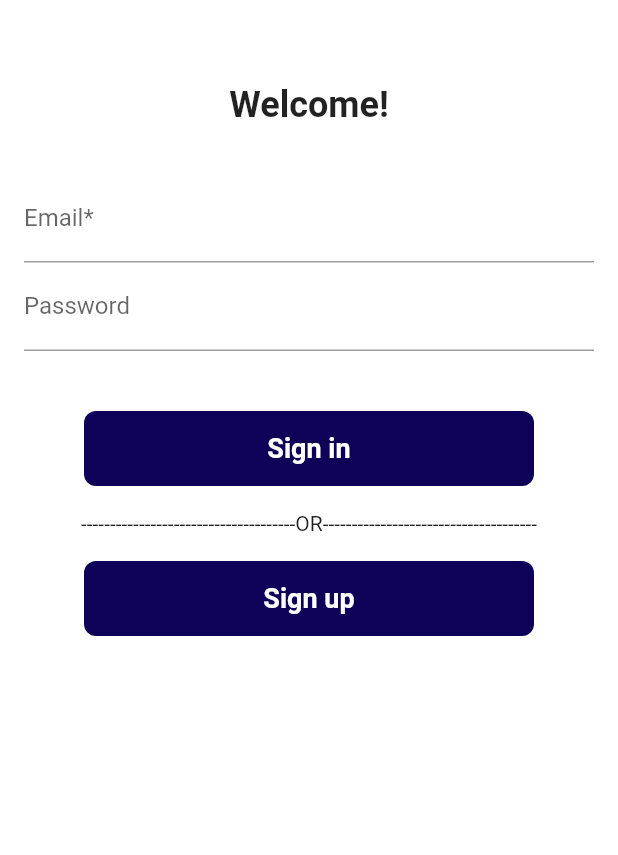
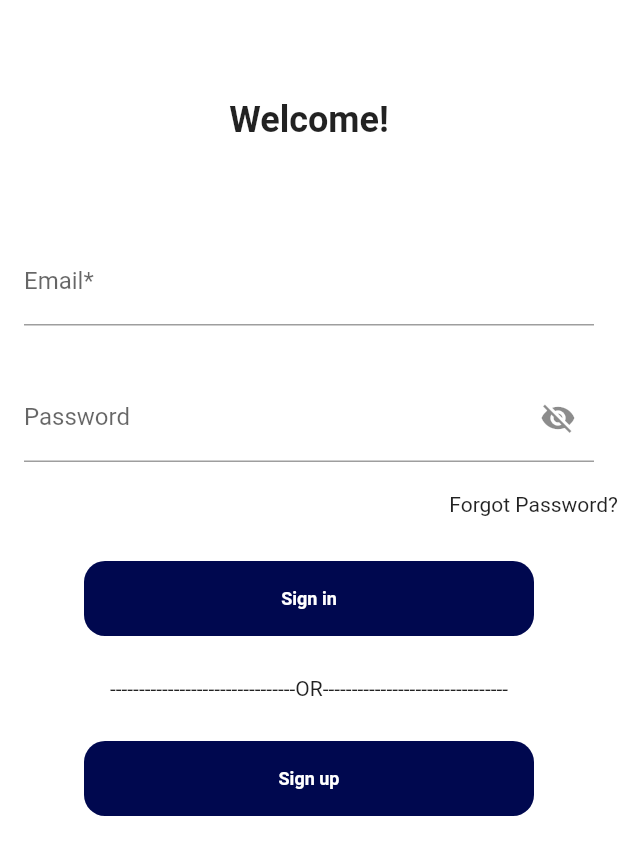
Before and after one commit to MuhammadZaheer57886/wahab_project, a Flutter app: the screen it shows after launch, after a tap on "Sign in", on a phone screen of 412 x 824 dp. Shown: the top 855 px of the screen. Run offline on Flutter 3.47's test engine with Material 2 defaults, Android fonts, the phone set to English and light mode, and no system bars; our stand-ins replace dio.

Commit message:
forth commit

```diff
--- /dev/null
+++ b/lib/constants.dart
@@ -0,0 +1,3 @@
+import 'package:flutter/material.dart';
+const kprimarycolor = Color(0xFF6F35A5);
+const kprimarylightcolor = Color(0xFFF1E6FF);
--- a/lib/main.dart
+++ b/lib/main.dart
@@ -1,5 +1,6 @@
 import 'package:flutter/material.dart';
 
+import 'constants.dart';
 import 'pages/login/login.dart';
 
 void main() {
@@ -14,9 +15,10 @@ class MyApp extends StatelessWidget {
   Widget build(BuildContext context) {
     return MaterialApp(
       debugShowCheckedModeBanner: false,
-      title: 'Flutter Demo',
+      title: 'Flutter',
       theme: ThemeData(
-        primarySwatch: Colors.blue,
+        primaryColor: kprimarycolor,
+        scaffoldBackgroundColor: Colors.white,
       ),
       home: const LoginPage(),
     );
--- a/lib/pages/login/login.dart
+++ b/lib/pages/login/login.dart
@@ -1,29 +1,36 @@
+import 'package:dio/dio.dart';
 import 'package:flutter/material.dart';
-// ignore: unnecessary_import
-import 'package:flutter/widgets.dart';
+import 'package:wahab_saab/pages/signup/sigup_page.dart';
+
 class LoginPage extends StatefulWidget {
   const LoginPage({Key? key}) : super(key: key);
 
   @override
   State<LoginPage> createState() => _LoginPageState();
+
 }
 
 class _LoginPageState extends State<LoginPage> {
-  String name = "";
-  bool changeButton = false;
+  bool _obscureText = true;
   final _formKey = GlobalKey<FormState>();
-
-  moveToHome(BuildContext context) async {
-    if (_formKey.currentState!.validate()) {
-      setState(() {
-        changeButton = true;
-      });
-      await Future.delayed(const Duration(seconds: 1));
-      // ignore: use_build_context_synchronously
-
-      setState(() {
-        changeButton = false;
-      });
+  TextEditingController emailController = TextEditingController();
+  TextEditingController passwordController = TextEditingController();
+  void login(String email, String password) async {
+    try {
+      Response response = await post(
+        Uri.parse('https://staging.teacheraclickaway.com/api/teacher/login'),
+        body:{
+          'email': email,
+          'password': password,
+        }
+      );
+      if(response.statusCode == 200){
+        print('respose');
+      }else{
+        print('error');
+      }
+    } catch (e){
+      print(e.toString());
     }
   }
 
@@ -35,23 +42,15 @@ class _LoginPageState extends State<LoginPage> {
           child: Form(
             key: _formKey,
             child: Column(
+              mainAxisAlignment: MainAxisAlignment.center,
               children: [
-
                 const SizedBox(
-                  height: 20,
-                ),
-
-                const SizedBox(
-                  height: 20,
+                  height: 50,
                 ),
                 //login colum and butten
                 Padding(
-
-                  padding:
-                      const EdgeInsets.all(16),
-                  child: Column(
-                    children: [
-                      Container(
+                  padding: const EdgeInsets.all(16),
+                  child:Container(
                         margin: const EdgeInsets.only(bottom: 32.0),
                         child: const Text(
                           'Welcome!',
@@ -61,87 +60,111 @@ class _LoginPageState extends State<LoginPage> {
                           ),
                         ),
                       ),
-                      Form(
-
-
+                      ),
+                      Container(
+                        padding:const EdgeInsets.all(16),
                         child: TextFormField(
-                            decoration: const InputDecoration(
-
-                              label: Text("Email*"),
-                            ),
+                          controller: emailController,
                           validator: (value) {
                             if (value!.isEmpty) {
-                                return "Username can not be empty";
+                              return 'Please enter password';
+                            }
+                            if(!RegExp("^[a-zA-z0-9+_.-]+@[a-zA-z0-9.-]+.[a-z]").hasMatch(value)){
+                              return 'Please enter valid email';
                             }
                             return null;
                           },
-                            //for state fulwiget
-                            onChanged: (value) {
-                              name = value;
-                              setState(() {});
-                            },
+                            decoration: const InputDecoration(
+                              label: Text("Email*"),
                             ),
                           ),
-                      TextFormField(
-                          obscureText: true,
-                          decoration: const InputDecoration(
-                            hintText: "Enter Password",
-                            label: Text("Password"),
                       ),
+                      Container(
+                        padding:const EdgeInsets.all(16),
+                        child: TextFormField(
+                          controller: passwordController,
                           validator: (value) {
-                            if (value!.isEmpty) {
-                              return "Password can not be empty";
-                            } else if (value.length < 8) {
-                              return "Password must be up to 8 Characters";
+                            RegExp regex = RegExp(r'^ {6,}$');
+                            if(value!.isEmpty){
+                              return 'password is required';
+                            }
+                            if(regex.hasMatch(value)){
+                              return 'password must be at least 6 characters';
                             }
                             return null;
-                          }),
+                          },
+                            obscureText: _obscureText,
+                            decoration:  InputDecoration(
+                              label: const Text("Password"),
+                              suffixIcon: InkWell(
+                                          onTap: (){
+                                            setState(() {
+                                              _obscureText = !_obscureText;
+                                            });
+
+                                       },
+                                        child: Icon(_obscureText ? Icons.visibility_off : Icons.visibility),
+                            ),
+                            ),
+                            ),
+                      ),
                         const SizedBox(
-                        height: 40,
+                        height: 20,
+                        child: Align(
+                          alignment: Alignment.bottomRight,
+                          child: Text(
+                            'Forgot Password?',
                           ),
+                        ),
+                      ),
+                      const SizedBox(height: 30,),
                       Material(
-                        color:const Color.fromARGB(255, 14, 2, 88),
+                        color: const Color.fromARGB(255, 0, 8, 79),
                         borderRadius:
-                            BorderRadius.circular(changeButton ? 50 : 8),
+                            BorderRadius.circular(14),
                         child: InkWell(
-                          splashColor: const Color.fromARGB(255, 30, 150, 215),
-                          onTap: () {},
+                          splashColor: const Color.fromARGB(255, 2, 56, 85),
+                          onTap: () {
+                            login(emailController.text.toString(),passwordController.text.toString());
+                          },
                           child: AnimatedContainer(
                             duration: const Duration(seconds: 1),
-                            width: changeButton ? 50 : 300,
+                            width: 300,
                             height: 50,
                             alignment: Alignment.center,
-                            child: changeButton
-                                ? const Icon(
-                                    Icons.done,
-                                    color: Colors.white,
-                                  )
-                                : const Text(
+                            child: const Text(
                                     "Sign in",
                                     style: TextStyle(
                                         color: Colors.white,
                                         fontWeight: FontWeight.bold,
-                                        fontSize: 18),
+                                        fontSize: 12),
                                   ),
                           ),
                         ),
-
                       ),
                       const SizedBox(
-                        height: 50,
+                        height: 70,
                         child: Center(
                           child: Text(
-                            '-------------------------------------OR-------------------------------------'
-                          ),
+                              '--------------------------------OR--------------------------------'),
                         ),
                       ),
                       Material(
-                        color: const Color.fromARGB(255, 14, 2, 88),
+                        color: const Color.fromARGB(255, 0, 8, 79),
                         borderRadius:
-                            BorderRadius.circular(changeButton ? 50 : 8),
+                            BorderRadius.circular(14),
                         child: InkWell(
-                          splashColor: const Color.fromARGB(255, 30, 150, 215),
-                          onTap: () {},
+                          splashColor: const Color.fromARGB(255, 2, 56, 85),
+                          onTap: () {
+                            Navigator.push(
+                              context,
+                              MaterialPageRoute(
+                                builder: (context){
+                                  return const SignUpPage();
+                                  },
+                                  ),
+                                  );
+                          },
                           child: AnimatedContainer(
                             duration: const Duration(seconds: 1),
                             width: 300,
@@ -152,18 +175,16 @@ class _LoginPageState extends State<LoginPage> {
                               style: TextStyle(
                                   color: Colors.white,
                                   fontWeight: FontWeight.bold,
-                                        fontSize: 18),
+                                  fontSize: 12),
                             ),
                           ),
-                        ),
-
-                      ),
-                    ],
                         ),
                       ),
                     ],
                   ),
                 ),
-        ));
+            ),
+          );
   }
+
 }
--- /dev/null
+++ b/lib/pages/signup/sigup_page.dart
@@ -0,0 +1,11 @@
+
+import 'package:flutter/material.dart';
+
+class SignUpPage extends StatelessWidget {
+  const SignUpPage({super.key});
+
+  @override
+  Widget build(BuildContext context) {
+    return const Scaffold();
+  }
+}
```
Also changed, not shown: pubspec.yaml (+2 -6 lines), pubspec.lock. Lines whose indentation alone changed are shown as unchanged.
